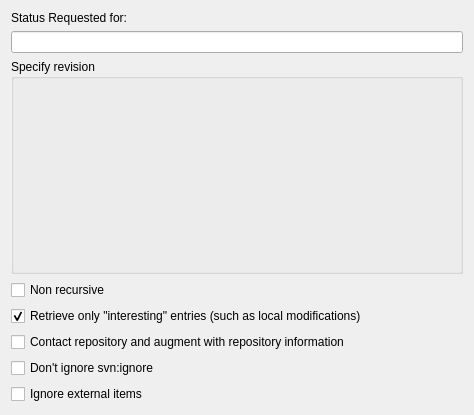
Qt form plugins/subversion/ui/statusoptiondlg.ui (KDE/kdevelop) before a commit.
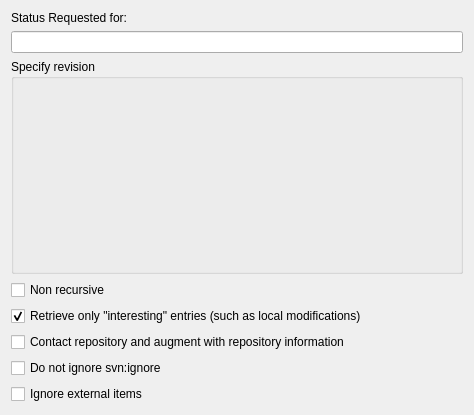
The same form after that commit. Custom widgets are drawn as their Qt base class.

```diff
--- a/plugins/subversion/ui/statusoptiondlg.ui
+++ b/plugins/subversion/ui/statusoptiondlg.ui
@@ -75,7 +75,7 @@
    <item row="6" column="0" >
     <widget class="QCheckBox" name="noignore" >
      <property name="text" >
-      <string>Don't ignore svn:ignore</string>
+      <string>Do not ignore svn:ignore</string>
      </property>
     </widget>
    </item>
```
